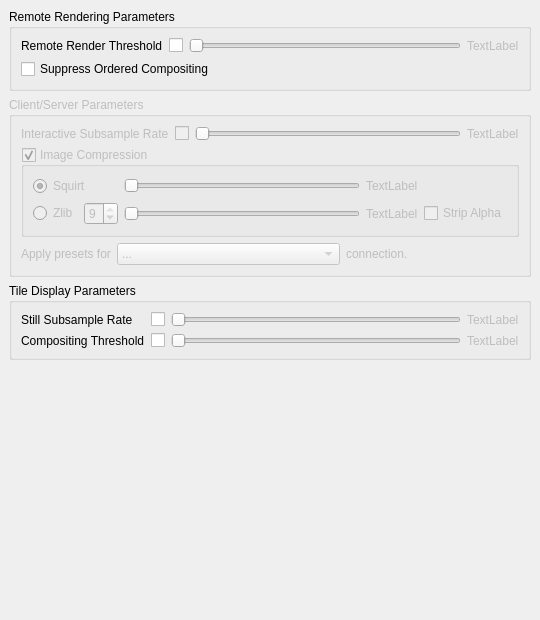
First picture: the form in Qt/Components/Resources/UI/pqGlobalRenderViewOptions.ui, repository Kitware/ParaView, before the edit.
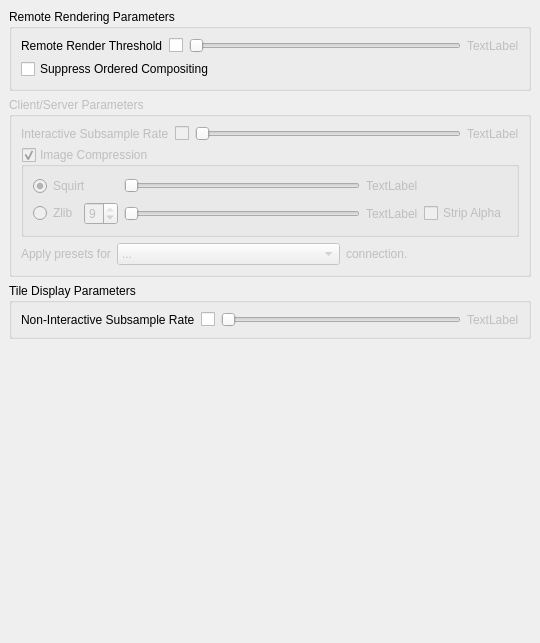
Second picture: the form after the edit. The open tabs and pages were chosen to show the change. Custom widgets are drawn as their Qt base class.

Commit message:
Updating default thresholds.
Updating default thresholds in SM XMLs to match those set by the Qt client. Also
removing obsolete widgets in the render view options dialog concerning
compositing and tile displays.

```diff
--- a/Qt/Components/Resources/UI/pqGlobalRenderViewOptions.ui
+++ b/Qt/Components/Resources/UI/pqGlobalRenderViewOptions.ui
@@ -7,7 +7,7 @@
     <x>0</x>
     <y>0</y>
     <width>540</width>
-    <height>620</height>
+    <height>643</height>
    </rect>
   </property>
   <property name="windowTitle">
@@ -1226,7 +1226,7 @@
           <item row="0" column="0">
            <widget class="QLabel" name="label_5">
             <property name="text">
-             <string>Still Subsample Rate</string>
+             <string>Non-Interactive Subsample Rate</string>
             </property>
            </widget>
           </item>
@@ -1278,46 +1278,6 @@
             </property>
            </widget>
           </item>
-          <item row="1" column="0">
-           <widget class="QLabel" name="label_4">
-            <property name="text">
-             <string>Compositing Threshold</string>
-            </property>
-           </widget>
-          </item>
-          <item row="1" column="1">
-           <widget class="QCheckBox" name="enableTileDisplayCompositing">
-            <property name="text">
-             <string/>
-            </property>
-           </widget>
-          </item>
-          <item row="1" column="2">
-           <widget class="QSlider" name="tileDisplayCompositeThreshold">
-            <property name="enabled">
-             <bool>false</bool>
-            </property>
-            <property name="toolTip">
-             <string>&lt;html&gt;&lt;head&gt;&lt;meta name=&quot;qrichtext&quot; content=&quot;1&quot; /&gt;&lt;/head&gt;&lt;body style=&quot; white-space: pre-wrap; font-family:Sans Serif; font-size:9pt; font-weight:400; font-style:normal; text-decoration:none;&quot;&gt;&lt;p style=&quot; margin-top:0px; margin-bottom:0px; margin-left:0px; margin-right:0px; -qt-block-indent:0; text-indent:0px;&quot;&gt;This slider determines when distributed rendering is used on tile displays. When compositing is enabled, each processes renders the data it has and then the rendering code composites the images together for each tile. When compositing is disabled, geometry is cloned on all processes and each process renders the tile independently. Threshold criteria is based on size of the model in mega bytes. &lt;b&gt;Left:&lt;/b&gt; Always use compositing. &lt;b&gt;Right:&lt;/b&gt; Clone even large models.&lt;/p&gt;&lt;/body&gt;&lt;/html&gt;</string>
-            </property>
-            <property name="maximum">
-             <number>1000</number>
-            </property>
-            <property name="orientation">
-             <enum>Qt::Horizontal</enum>
-            </property>
-           </widget>
-          </item>
-          <item row="1" column="3">
-           <widget class="QLabel" name="tileDisplayCompositeThresholdLabel">
-            <property name="enabled">
-             <bool>false</bool>
-            </property>
-            <property name="text">
-             <string>TextLabel</string>
-            </property>
-           </widget>
-          </item>
          </layout>
         </widget>
        </item>
```
Left out of the diff: 36 changed lines with no effect on the pictures. The commit also changes 4 other files.
